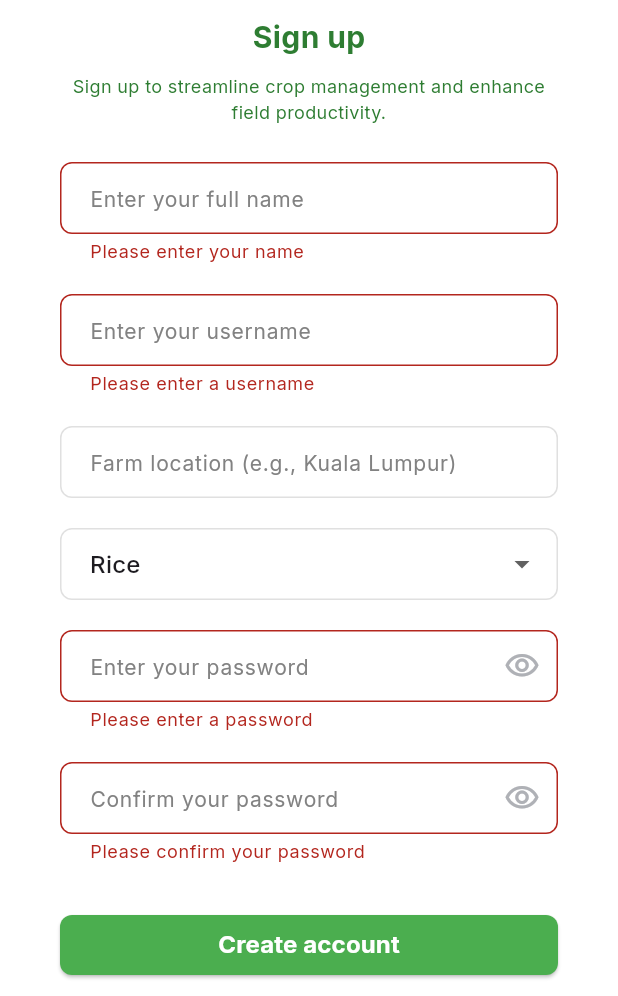
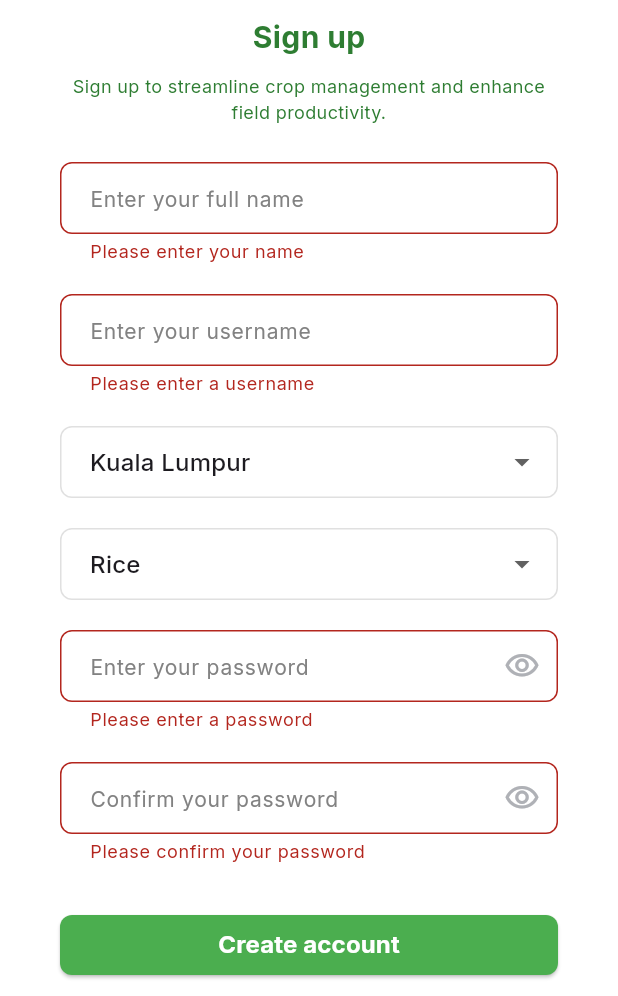
Before and after one commit to bryanlzj/AgriSense, a Flutter app: the SignUpPage screen opened by its route, after a tap on "Create account", on a phone screen of 412 x 824 dp, the part 240-1236 px from its top. Run offline on Flutter 3.47's test engine with Material 3 defaults, Android fonts, the phone set to English and light mode, and no system bars; our stand-ins replace google_fonts, image_picker, shared_preferences; accounts and stored records are empty; network calls fail.

Commit message:
Fixes and clean up

```diff
--- a/mobile/lib/pages/main_page.dart
+++ b/mobile/lib/pages/main_page.dart
@@ -42,7 +42,7 @@ class _MainPageState extends State<MainPage> {
         // No token, trigger logout
         if (mounted) {
           await authProvider.handleSessionExpired();
-          Navigator.pushReplacementNamed(context, '/login');
+          if (mounted) Navigator.pushReplacementNamed(context, '/login');
         }
         return;
       }
@@ -64,7 +64,7 @@ class _MainPageState extends State<MainPage> {
         if (errorMsg.contains('Session expired') || errorMsg.contains('401')) {
           final authProvider = context.read<AuthProvider>();
           await authProvider.handleSessionExpired();
-          Navigator.pushReplacementNamed(context, '/login');
+          if (mounted) Navigator.pushReplacementNamed(context, '/login');
           return;
         }
 
--- a/mobile/lib/pages/settings_page.dart
+++ b/mobile/lib/pages/settings_page.dart
@@ -34,7 +34,7 @@ class _SettingsPageState extends State<SettingsPage> {
 
     if (confirmed == true && mounted) {
       await context.read<AuthProvider>().logout();
-      Navigator.pushNamedAndRemoveUntil(context, '/login', (route) => false);
+      if (mounted) Navigator.pushNamedAndRemoveUntil(context, '/login', (route) => false);
     }
   }
 
--- a/mobile/lib/pages/sign_up_page.dart
+++ b/mobile/lib/pages/sign_up_page.dart
@@ -18,10 +18,27 @@ class _SignUpPageState extends State<SignUpPage> {
   final TextEditingController usernameController = TextEditingController();
   final TextEditingController passwordController = TextEditingController();
   final TextEditingController confirmPasswordController = TextEditingController();
-  final TextEditingController farmLocationController = TextEditingController();
-
+  String _selectedLocation = 'Kuala Lumpur';
   String _selectedCropType = 'rice';
   String? _errorMessage;
+
+  // Mirrors backend MALAYSIAN_LOCATIONS (backend/schemas/auth.py)
+  static const Map<String, Map<String, double>> _malaysianLocations = {
+    'Perlis': {'lat': 6.4449, 'lng': 100.2048},
+    'Kedah': {'lat': 6.1184, 'lng': 100.3685},
+    'Penang': {'lat': 5.4164, 'lng': 100.3327},
+    'Perak': {'lat': 4.5921, 'lng': 101.0901},
+    'Selangor': {'lat': 3.0738, 'lng': 101.5183},
+    'Negeri Sembilan': {'lat': 2.7258, 'lng': 101.9424},
+    'Melaka': {'lat': 2.1896, 'lng': 102.2501},
+    'Johor': {'lat': 1.4854, 'lng': 103.7618},
+    'Pahang': {'lat': 3.8126, 'lng': 103.3256},
+    'Terengganu': {'lat': 5.3117, 'lng': 103.1324},
+    'Kelantan': {'lat': 6.1254, 'lng': 102.2381},
+    'Sabah': {'lat': 5.9788, 'lng': 116.0753},
+    'Sarawak': {'lat': 1.5533, 'lng': 110.3592},
+    'Kuala Lumpur': {'lat': 3.1390, 'lng': 101.6869},
+  };
 
   final List<Map<String, String>> _cropTypes = [
     {'value': 'rice', 'label': 'Rice'},
@@ -42,15 +59,15 @@ class _SignUpPageState extends State<SignUpPage> {
 
     final authProvider = context.read<AuthProvider>();
 
+    final coords = _malaysianLocations[_selectedLocation]!;
+
     final success = await authProvider.register(
       username: usernameController.text.trim(),
       password: passwordController.text,
       fullName: nameController.text.trim(),
-      farmLocationName: farmLocationController.text.trim().isEmpty
-          ? 'Kuala Lumpur'
-          : farmLocationController.text.trim(),
-      farmLocationLat: 3.1390, // Default to KL
-      farmLocationLng: 101.6869,
+      farmLocationName: _selectedLocation,
+      farmLocationLat: coords['lat']!,
+      farmLocationLng: coords['lng']!,
       cropType: _selectedCropType,
     );
 
@@ -79,7 +96,6 @@ class _SignUpPageState extends State<SignUpPage> {
     usernameController.dispose();
     passwordController.dispose();
     confirmPasswordController.dispose();
-    farmLocationController.dispose();
     super.dispose();
   }
 
@@ -171,14 +187,42 @@ class _SignUpPageState extends State<SignUpPage> {
                     },
                   ),
 
-                  // Farm Location
-                  CustomFormField(
-                    controller: farmLocationController,
-                    hintText: 'Farm location (e.g., Kuala Lumpur)',
-                    validator: (val) {
-                      // Optional field - no validation required
-                      return null;
-                    },
+                  // Farm Location Dropdown
+                  Padding(
+                    padding: EdgeInsetsGeometry.symmetric(vertical: 10),
+                    child: DropdownButtonFormField<String>(
+                      value: _selectedLocation,
+                      decoration: InputDecoration(
+                        hintText: 'Select farm location',
+                        contentPadding: EdgeInsets.symmetric(vertical: 10, horizontal: 16),
+                        hintStyle: TextStyle(
+                          color: Color(0xFF828282),
+                          fontSize: 14,
+                        ),
+                        border: OutlineInputBorder(
+                          borderRadius: BorderRadius.circular(8),
+                        ),
+                        enabledBorder: OutlineInputBorder(
+                          borderRadius: BorderRadius.circular(8),
+                          borderSide: BorderSide(color: Color(0xFFE0E0E0)),
+                        ),
+                        focusedBorder: OutlineInputBorder(
+                          borderRadius: BorderRadius.circular(8),
+                          borderSide: BorderSide(color: Color(0xFF53AD64)),
+                        ),
+                      ),
+                      items: _malaysianLocations.keys.map((name) {
+                        return DropdownMenuItem<String>(
+                          value: name,
+                          child: Text(name),
+                        );
+                      }).toList(),
+                      onChanged: (value) {
+                        setState(() {
+                          _selectedLocation = value ?? 'Kuala Lumpur';
+                        });
+                      },
+                    ),
                   ),
 
                   // Crop Type Dropdown
--- a/mobile/pubspec.yaml
+++ b/mobile/pubspec.yaml
@@ -45,9 +45,6 @@ dependencies:
 dev_dependencies:
   flutter_test:
     sdk: flutter
-  mockito: ^5.4.4
-  build_runner: ^2.4.8
-  http_mock_adapter: ^0.6.1
 
   # The "flutter_lints" package below contains a set of recommended lints to
   # encourage good coding practices. The lint set provided by the package is
```
Also changed, not shown: mobile/lib/data/mock_home_data.dart (deleted, +0 -28 lines), mobile/lib/services/mock_sector_service.dart (deleted, +0 -42 lines), mobile/pubspec.lock, 3 other files.
